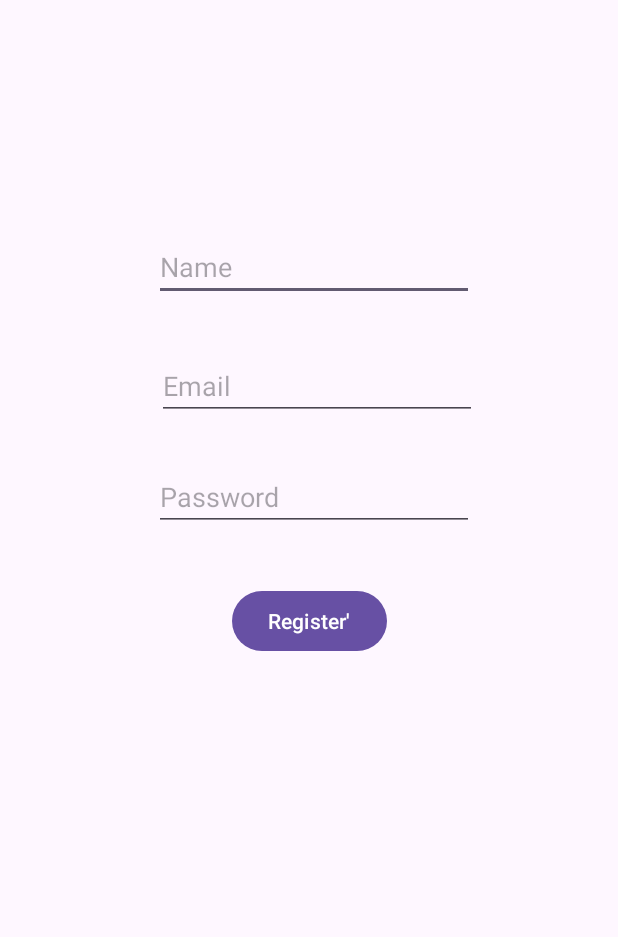
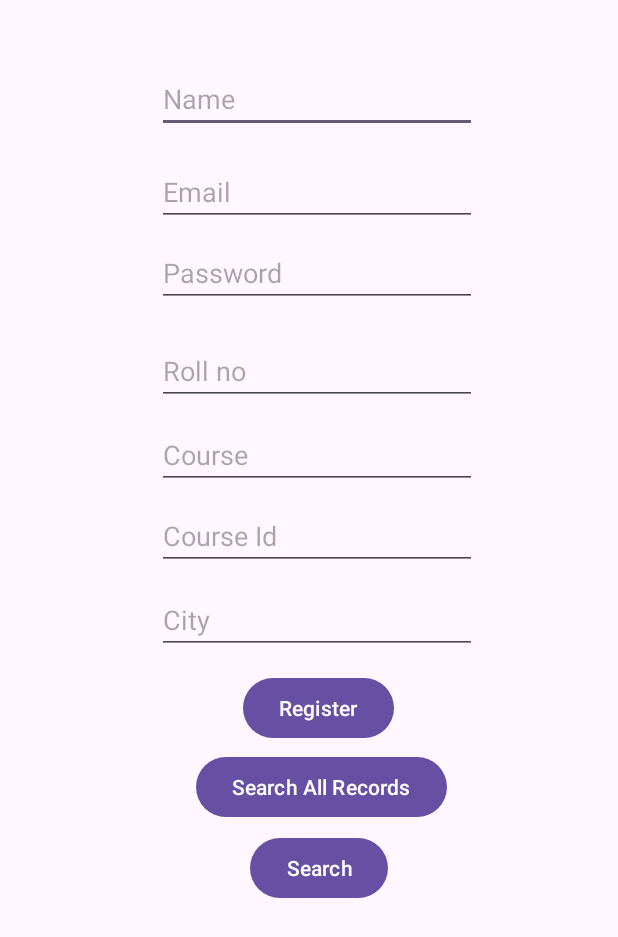
Before and after one commit to SuperShotRETRO/Main-Android, an Android app: the Database screen opened directly, with no data from a screen before it, on a phone screen of 412 x 824 dp. Shown: the top 937 px of the screen. Run offline under Robolectric (Android 15) with nearby library versions, the light colour scheme and no system bars.

Commit message:
02-04-2024 Database search

```diff
--- a/app/src/main/java/com/example/swaraj_main/Database.java
+++ b/app/src/main/java/com/example/swaraj_main/Database.java
@@ -1,8 +1,10 @@
 package com.example.swaraj_main;
 
+import android.database.Cursor;
 import android.os.Bundle;
 import android.widget.Button;
 import android.widget.EditText;
+import android.widget.TextView;
 import android.widget.Toast;
 
 import androidx.annotation.Nullable;
@@ -10,9 +12,10 @@ import androidx.appcompat.app.AppCompatActivity;
 
 public class Database extends AppCompatActivity {
 
-    EditText name,email,password;
+    TextView result;
+    EditText name,email,password,rollno,course,courseId,city;
 
-    Button regBtn;
+    Button regBtn, searchStdBtn, searchallbtn;
 
     DatabaseUtils db;
 
@@ -21,11 +24,20 @@ public class Database extends AppCompatActivity {
         super.onCreate(savedInstanceState);
         setContentView(R.layout.database);
 
+        result = findViewById(R.id.result);
+
         name = findViewById(R.id.regName);
         email = findViewById(R.id.regEmail);
         password = findViewById(R.id.regPassword);
+        rollno = findViewById(R.id.rollText);
+        course = findViewById(R.id.course);
+        courseId = findViewById(R.id.courseid);
+        city = findViewById(R.id.city);
 
         regBtn = findViewById(R.id.regBtn);
+        searchStdBtn = findViewById(R.id.searchStdBtn);
+        searchallbtn = findViewById(R.id.searchAllBtn);
+
 
         db = new DatabaseUtils(this);
         Toast.makeText(getApplicationContext(),"Database", Toast.LENGTH_LONG).show();
@@ -35,9 +47,12 @@ public class Database extends AppCompatActivity {
             String nameText = name.getText().toString();
             String emailText = email.getText().toString();
             String passwordText = password.getText().toString();
+            String courseText = course.getText().toString();
+            String courseIdText = courseId.getText().toString();
+            String cityText = city.getText().toString();
 
-            if(!(nameText.isEmpty() && emailText.isEmpty() && passwordText.isEmpty())){
-                boolean res = db.register(nameText,emailText,passwordText);
+            if(!(nameText.isEmpty() && emailText.isEmpty() && passwordText.isEmpty() && courseText.isEmpty() && courseIdText.isEmpty() && cityText.isEmpty())){
+                boolean res = db.register(nameText,emailText,passwordText,courseText,courseIdText,cityText);
                 if (res){
                     Toast.makeText(getApplicationContext(),"User Created", Toast.LENGTH_LONG).show();
                 }
@@ -50,6 +65,27 @@ public class Database extends AppCompatActivity {
             }
         });
 
+        searchStdBtn.setOnClickListener(v->{
+                Cursor record = db.searchRecord(rollno.getText(),email.getText(),course.getText(), courseId.getText(), city.getText());
+                if (!(record.getCount() == 0)) {
+                    while (record.moveToNext()) {
+                        result.setText(String.format("Search result:\nRoll no: %s\nName: %s\nEmail:  %s", record.getInt(0), record.getString(1), record.getString(2)));
+                    }
+                } else {
+                    result.setText("No record found");
+                }
 
+        });
+
+        searchallbtn.setOnClickListener(v -> {
+            Cursor record  = db.getRecords();
+            if (!(record.getCount() == 0)) {
+                while (record.moveToNext()) {
+                    result.setText(String.format("Search result:\nRoll no: %s\nName: %s\nEmail:  %s", record.getInt(0), record.getString(1), record.getString(2)));
+                }
+            } else {
+                result.setText("No record found");
+            }
+        });
     }
 }
--- a/app/src/main/res/layout/database.xml
+++ b/app/src/main/res/layout/database.xml
@@ -11,8 +11,8 @@
         android:layout_height="wrap_content"
         android:layout_alignParentEnd="true"
         android:layout_alignParentBottom="true"
-        android:layout_marginEnd="96dp"
-        android:layout_marginBottom="623dp"
+        android:layout_marginEnd="94dp"
+        android:layout_marginBottom="735dp"
         android:ems="10"
         android:hint="Name"
         android:inputType="text" />
@@ -24,7 +24,7 @@
         android:layout_alignParentEnd="true"
         android:layout_alignParentBottom="true"
         android:layout_marginEnd="94dp"
-        android:layout_marginBottom="544dp"
+        android:layout_marginBottom="673dp"
         android:ems="10"
         android:hint="Email"
         android:inputType="text" />
@@ -35,8 +35,8 @@
         android:layout_height="wrap_content"
         android:layout_alignParentEnd="true"
         android:layout_alignParentBottom="true"
-        android:layout_marginEnd="96dp"
-        android:layout_marginBottom="470dp"
+        android:layout_marginEnd="94dp"
+        android:layout_marginBottom="619dp"
         android:ems="10"
         android:hint="Password"
         android:inputType="textPassword" />
@@ -47,7 +47,84 @@
         android:layout_height="wrap_content"
         android:layout_alignParentEnd="true"
         android:layout_alignParentBottom="true"
-        android:layout_marginEnd="154dp"
-        android:layout_marginBottom="386dp"
-        android:text="Register'" />
+        android:layout_marginEnd="149dp"
+        android:layout_marginBottom="328dp"
+        android:text="Register" />
+
+    <EditText
+        android:id="@+id/rollText"
+        android:layout_width="wrap_content"
+        android:layout_height="wrap_content"
+        android:layout_alignParentEnd="true"
+        android:layout_alignParentBottom="true"
+        android:layout_marginEnd="94dp"
+        android:layout_marginBottom="554dp"
+        android:ems="10"
+        android:hint="Roll no"
+        android:inputType="text" />
+
+    <Button
+        android:id="@+id/searchStdBtn"
+        android:layout_width="wrap_content"
+        android:layout_height="wrap_content"
+        android:layout_alignParentEnd="true"
+        android:layout_alignParentBottom="true"
+        android:layout_marginEnd="153dp"
+        android:layout_marginBottom="221dp"
+        android:text="Search" />
+
+    <TextView
+        android:id="@+id/result"
+        android:layout_width="279dp"
+        android:layout_height="94dp"
+        android:layout_alignParentEnd="true"
+        android:layout_alignParentBottom="true"
+        android:layout_marginEnd="59dp"
+        android:layout_marginBottom="119dp" />
+
+    <Button
+        android:id="@+id/searchAllBtn"
+        android:layout_width="wrap_content"
+        android:layout_height="wrap_content"
+        android:layout_alignParentEnd="true"
+        android:layout_alignParentBottom="true"
+        android:layout_marginEnd="114dp"
+        android:layout_marginBottom="275dp"
+        android:text="Search All Records" />
+
+    <EditText
+        android:id="@+id/course"
+        android:layout_width="wrap_content"
+        android:layout_height="wrap_content"
+        android:layout_alignParentEnd="true"
+        android:layout_alignParentBottom="true"
+        android:layout_marginEnd="94dp"
+        android:layout_marginBottom="498dp"
+        android:ems="10"
+        android:hint="Course"
+        android:inputType="text" />
+
+    <EditText
+        android:id="@+id/courseid"
+        android:layout_width="wrap_content"
+        android:layout_height="wrap_content"
+        android:layout_alignParentEnd="true"
+        android:layout_alignParentBottom="true"
+        android:layout_marginEnd="94dp"
+        android:layout_marginBottom="444dp"
+        android:ems="10"
+        android:hint="Course Id"
+        android:inputType="text" />
+
+    <EditText
+        android:id="@+id/city"
+        android:layout_width="wrap_content"
+        android:layout_height="wrap_content"
+        android:layout_alignParentEnd="true"
+        android:layout_alignParentBottom="true"
+        android:layout_marginEnd="94dp"
+        android:layout_marginBottom="388dp"
+        android:ems="10"
+        android:hint="City"
+        android:inputType="text" />
 </RelativeLayout>
```
Also changed, not shown: app/src/main/java/com/example/swaraj_main/DatabaseUtils.java (+41 -3 lines).
